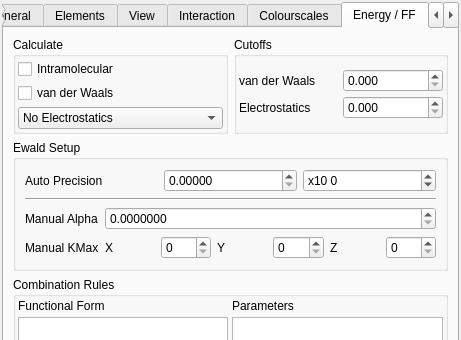
Qt form src/gui/prefs.ui (trisyoungs/aten) before a commit; both pictures show x 0 to 461 and y 0 to 340 of the 461 by 550 pixel window.
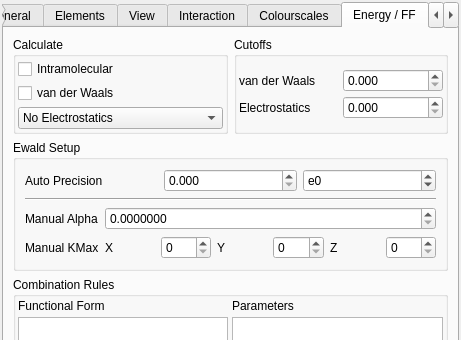
The same form after that commit. The open tabs and pages were chosen to show the change. Icons and pictures are not drawn. Custom widgets are drawn as their Qt base class.

Patch:
```diff
--- a/src/gui/prefs.ui
+++ b/src/gui/prefs.ui
@@ -5,8 +5,8 @@
    <rect>
     <x>0</x>
     <y>0</y>
-    <width>415</width>
-    <height>529</height>
+    <width>435</width>
+    <height>536</height>
    </rect>
   </property>
   <property name="sizePolicy">
@@ -3031,7 +3031,7 @@
             <item>
              <widget class="QDoubleSpinBox" name="EwaldPrecisionMantissaSpin">
               <property name="decimals">
-               <number>5</number>
+               <number>3</number>
               </property>
               <property name="maximum">
                <double>1.000000000000000</double>
@@ -3041,7 +3041,7 @@
             <item>
              <widget class="QSpinBox" name="EwaldPrecisionExponentSpin">
               <property name="prefix">
-               <string>x10 </string>
+               <string>e</string>
               </property>
               <property name="minimum">
                <number>-100</number>
```
Left out of the diff: 3 changed lines with no effect on the pictures.
